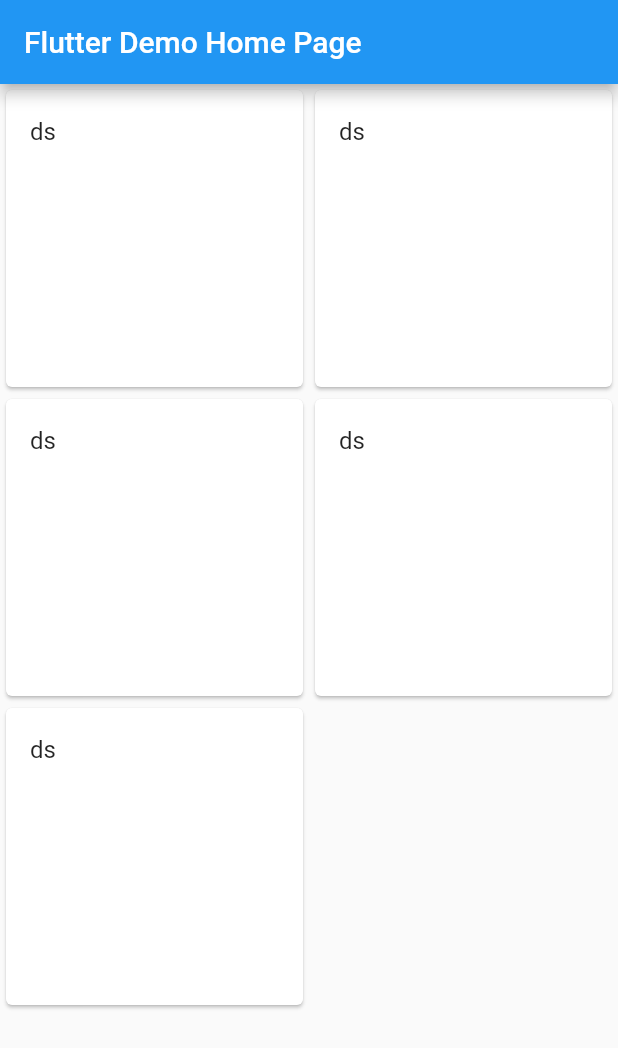
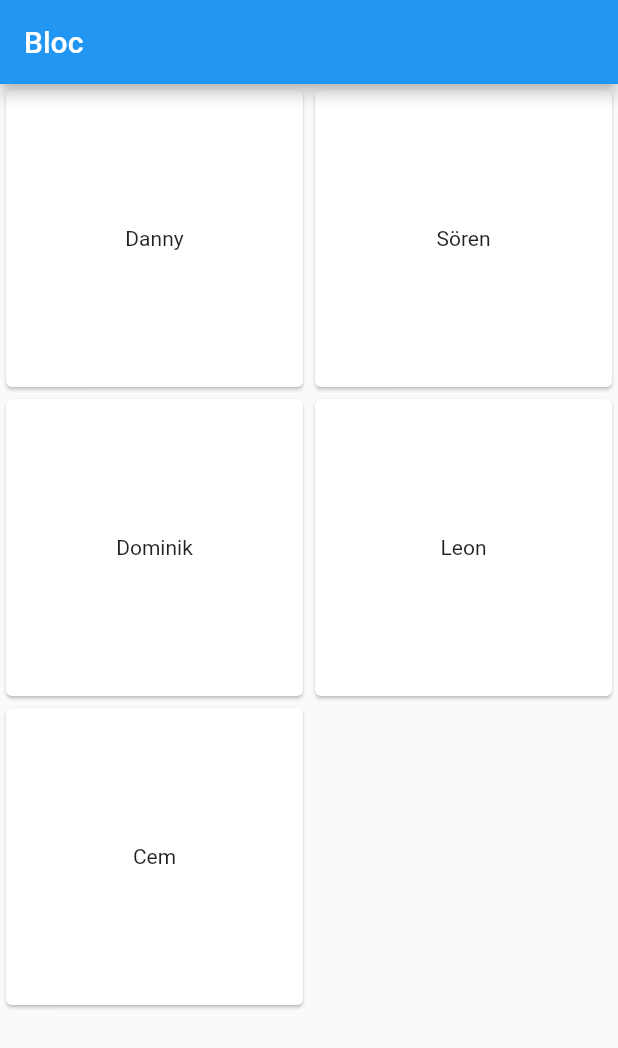
Before and after one commit to CraftcodeCrew/blogpostVoting, a Flutter app: the screen it shows after launch, on a phone screen of 412 x 824 dp. Shown: the top 1048 px of the screen. Run offline on Flutter 3.47's test engine with Material 2 defaults, Android fonts, the phone set to English and light mode, and no system bars; our stand-ins replace rxdart.

Commit message:
author grid can now be taped

```diff
--- a/lib/Author.dart
+++ b/lib/Author.dart
@@ -2,5 +2,6 @@ class Author {
   final String name;
 
 
+
   const Author(this.name);
 }
--- a/lib/AuthorBloc.dart
+++ b/lib/AuthorBloc.dart
@@ -1,7 +1,29 @@
+import 'dart:async';
 
+import 'package:blogpostvoting/Author.dart';
+import 'package:rxdart/subjects.dart';
+
+class Vote {
+  final Author votedAuthor;
+
+  Vote(this.votedAuthor);
+}
 
 class AuthorBloc {
 
+  final StreamController<Vote> _authorController =
+    StreamController<Vote>();
+
+  final BehaviorSubject<bool> _voted =
+    BehaviorSubject<bool>(seedValue: false);
+
   AuthorBloc() {}
 
+
+  Sink<Vote> get authorVote => _authorController.sink;
+
+  void dispose(){
+    _authorController.close();
+  }
+
 }
--- /dev/null
+++ b/lib/author_square.dart
@@ -0,0 +1,29 @@
+import 'package:blogpostvoting/Author.dart';
+import 'package:flutter/material.dart';
+import 'package:meta/meta.dart';
+
+class AuthorSquare extends StatelessWidget {
+  final Author author;
+
+ final GestureTapCallback onTab;
+
+  AuthorSquare({
+    Key key,
+    @required this.author,
+    this.onTab
+}) : super(key:key);
+
+  @override
+  Widget build(BuildContext context) {
+    return new Card(
+      child: new InkWell(
+        onTap: onTab,
+        child: new Center(
+            child: new Text(
+              author.name
+            )),
+      ),
+
+    );
+  }
+}
--- a/lib/main.dart
+++ b/lib/main.dart
@@ -1,3 +1,6 @@
+import 'package:blogpostvoting/AuthorBloc.dart';
+import 'package:blogpostvoting/AuthorProvider.dart';
+import 'package:blogpostvoting/author_square.dart';
 import 'package:blogpostvoting/cracke_hoe.dart';
 import 'package:flutter/material.dart';
 
@@ -7,75 +10,24 @@ class MyApp extends StatelessWidget {
   // This widget is the root of your application.
   @override
   Widget build(BuildContext context) {
-    return new MaterialApp(
-      title: 'Flutter Demo',
-      theme: new ThemeData(
-        // This is the theme of your application.
-        //
-        // Try running your application with "flutter run". You'll see the
-        // application has a blue toolbar. Then, without quitting the app, try
-        // changing the primarySwatch below to Colors.green and then invoke
-        // "hot reload" (press "r" in the console where you ran "flutter run",
-        // or press Run > Flutter Hot Reload in IntelliJ). Notice that the
-        // counter didn't reset back to zero; the application is not restarted.
-        primarySwatch: Colors.blue,
+    return AuthorProvider(
+      child: MaterialApp(
+        title: 'Bloc',
+          home: MyHomePage(),
       ),
-      home: new MyHomePage(title: 'Flutter Demo Home Page'),
     );
   }
 }
 
-class MyHomePage extends StatefulWidget {
-  MyHomePage({Key key, this.title}) : super(key: key);
-
-  // This widget is the home page of your application. It is stateful, meaning
-  // that it has a State object (defined below) that contains fields that affect
-  // how it looks.
-
-  // This class is the configuration for the state. It holds the values (in this
-  // case the title) provided by the parent (in this case the App widget) and
-  // used by the build method of the State. Fields in a Widget subclass are
-  // always marked "final".
-
-  final String title;
-
-  @override
-  _MyHomePageState createState() => new _MyHomePageState();
-}
-
-class _MyHomePageState extends State<MyHomePage> {
-  int _counter = 0;
-
-  void _incrementCounter() {
-    setState(() {
-      // This call to setState tells the Flutter framework that something has
-      // changed in this State, which causes it to rerun the build method below
-      // so that the display can reflect the updated values. If we changed
-      // _counter without calling setState(), then the build method would not be
-      // called again, and so nothing would appear to happen.
-      _counter++;
-    });
-  }
-
+class MyHomePage extends StatelessWidget {
   @override
   Widget build(BuildContext context) {
-    // This method is rerun every time setState is called, for instance as done
-    // by the _incrementCounter method above.
-    //
-    // The Flutter framework has been optimized to make rerunning build methods
-    // fast, so that you can just rebuild anything that needs updating rather
-    // than having to individually change instances of widgets.
-    return new Scaffold(
-      appBar: new AppBar(
-        // Here we take the value from the MyHomePage object that was created by
-        // the App.build method, and use it to set our appbar title.
-        title: new Text(widget.title),
+    final authorbloc = AuthorProvider.of(context);
+    return Scaffold(
+      appBar: AppBar(
+        title: Text("Bloc"),
       ),
-      body: new Center(
-        // Center is a layout widget. It takes a single child and positions it
-        // in the middle of the parent.
-        child: new AuthorGrid(),
-      ),
+      body: AuthorGrid(),
     );
   }
 }
@@ -84,18 +36,14 @@ class _MyHomePageState extends State<MyHomePage> {
 class AuthorGrid extends StatelessWidget {
   @override
   Widget build(BuildContext context) {
-    //final authorBloc = AuthorProvider.of(context);
+    final authorBloc = AuthorProvider.of(context);
     return GridView.count(crossAxisCount: 2,
     children: crackeHoe.authors.map((author) {
-      return Card(
-        child: new Column(
-          mainAxisSize: MainAxisSize.min,
-          children: <Widget>[
-            const ListTile(
-              title: const Text("ds")
-            )
-          ],
-        ),
+      return AuthorSquare(
+        author: author,
+        onTab: (){
+          authorBloc.authorVote.add(Vote(author));
+        },
       );
     }).toList(),
     );
```
